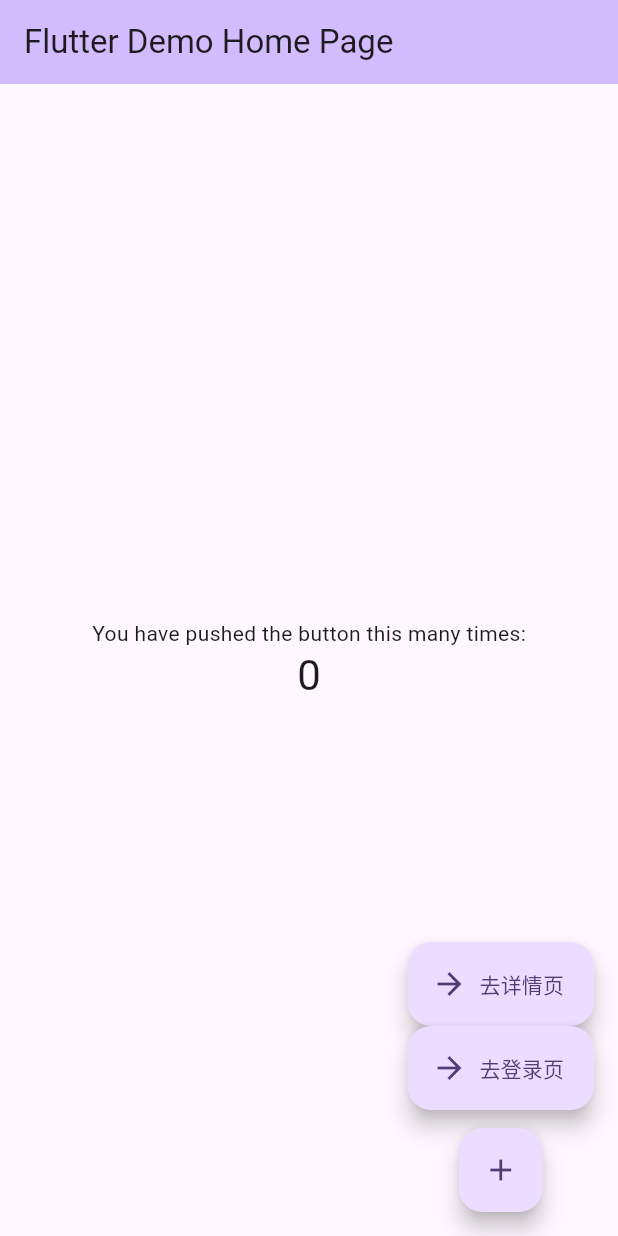
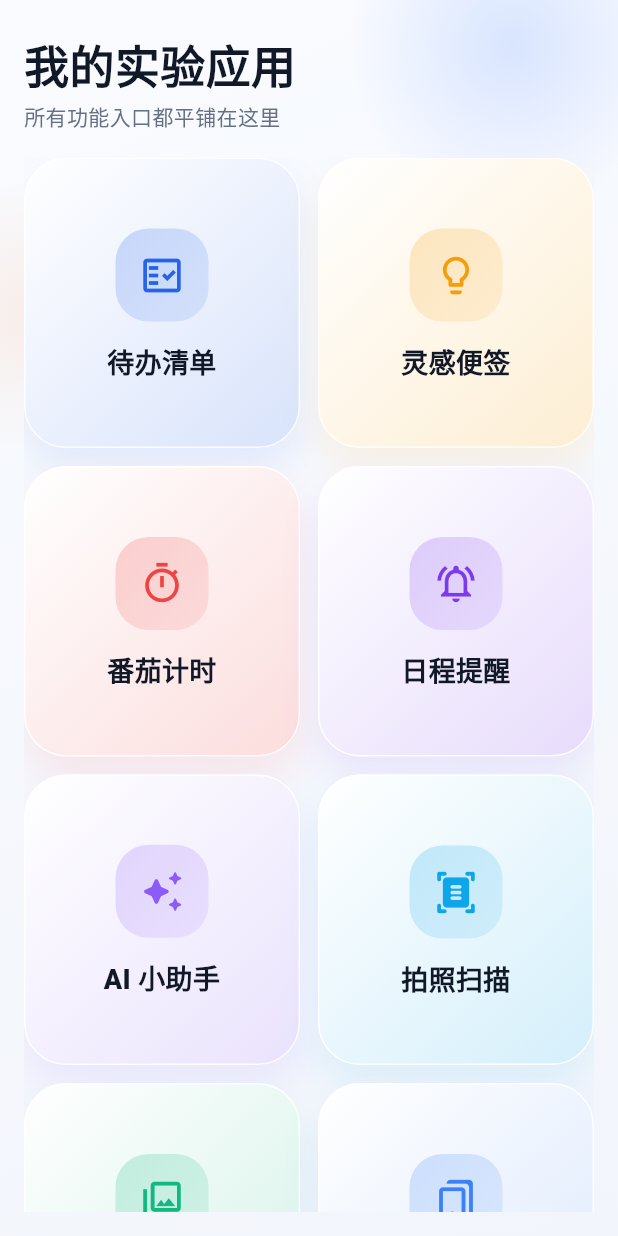
Before and after one commit to jiangyalin/flutter_learning, a Flutter app: the screen it shows after launch, on a phone screen of 412 x 824 dp. Run offline on Flutter 3.47's test engine with Material 3 defaults, Android fonts, the phone set to English and light mode, and no system bars; missing offline and left inert: tdesign_flutter; Roboto replaces fonts that are missing (Arial).

Commit message:
feat: add HomePage with tool cards and update main entry point

```diff
--- a/lib/main.dart
+++ b/lib/main.dart
@@ -1,6 +1,6 @@
 import 'package:flutter/material.dart';
-import 'pages/detail_page.dart';
-import 'pages/login_page.dart';
+
+import 'pages/home_page.dart';
 
 void main() {
   runApp(const MyApp());
@@ -12,9 +12,9 @@ class MyApp extends StatelessWidget {
   @override
   Widget build(BuildContext context) {
     return MaterialApp(
-      title: 'Flutter Demo',
+      title: 'Personal Lab',
+      debugShowCheckedModeBanner: false,
       theme: ThemeData(
-        // 使用本地系统字体，避免 Web 端请求 Google Fonts（fonts.gstatic.com）。
         fontFamily: 'Arial',
         fontFamilyFallback: const <String>[
           'PingFang SC',
@@ -22,89 +22,11 @@ class MyApp extends StatelessWidget {
           'Microsoft YaHei',
           'sans-serif',
         ],
-        colorScheme: ColorScheme.fromSeed(seedColor: Colors.deepPurple),
+        colorScheme: ColorScheme.fromSeed(seedColor: const Color(0xFF0E5BFF)),
+        scaffoldBackgroundColor: const Color(0xFFF4F7FB),
         useMaterial3: true,
       ),
-      home: const MyHomePage(title: 'Flutter Demo Home Page'),
+      home: const HomePage(),
     );
   }
 }
-
-class MyHomePage extends StatefulWidget {
-  const MyHomePage({super.key, required this.title});
-
-  final String title;
-
-  @override
-  State<MyHomePage> createState() => _MyHomePageState();
-}
-
-class _MyHomePageState extends State<MyHomePage> {
-  int _counter = 0;
-
-  void _incrementCounter() {
-    setState(() {
-      _counter++;
-    });
-  }
-
-  @override
-  Widget build(BuildContext context) {
-    return Scaffold(
-      appBar: AppBar(
-        backgroundColor: Theme.of(context).colorScheme.inversePrimary,
-        title: Text(widget.title),
-      ),
-      body: Center(
-        child: Column(
-          mainAxisAlignment: MainAxisAlignment.center,
-          children: <Widget>[
-            const Text(
-              'You have pushed the button this many times:',
-            ),
-            Text(
-              '$_counter',
-              style: Theme.of(context).textTheme.headlineMedium,
-            ),
-          ],
-        ),
-      ),
-      floatingActionButton: Column(
-        mainAxisAlignment: MainAxisAlignment.end,
-        children: [
-          // 跳转到详情页按钮，类比 Vue 的 this.$router.push('/detail')
-          FloatingActionButton.extended(
-            heroTag: 'nav',
-            onPressed: () {
-              Navigator.push(
-                context,
-                MaterialPageRoute(builder: (context) => const DetailPage()),
-              );
-            },
-            label: const Text('去详情页'),
-            icon: const Icon(Icons.arrow_forward),
-          ),
-          // 登录
-          FloatingActionButton.extended(
-            heroTag: 'nav',
-            onPressed: () {
-              Navigator.push(
-                context,
-                MaterialPageRoute(builder: (context) => const LoginPage()),
-              );
-            },
-            label: const Text('去登录页'),
-            icon: const Icon(Icons.arrow_forward),
-          ),
-          const SizedBox(height: 12),
-          FloatingActionButton(
-            heroTag: 'counter',
-            onPressed: _incrementCounter,
-            tooltip: 'Increment',
-            child: const Icon(Icons.add),
-          ),
-        ],
-      ),
-    );
-  }
-}
--- /dev/null
+++ b/lib/pages/home_page.dart
@@ -0,0 +1,215 @@
+import 'package:flutter/material.dart';
+
+class HomePage extends StatelessWidget {
+  const HomePage({super.key});
+
+  @override
+  Widget build(BuildContext context) {
+    final tools = <_ToolItem>[
+      const _ToolItem('待办清单', Icons.fact_check_outlined, Color(0xFF2563EB)),
+      const _ToolItem('灵感便签', Icons.lightbulb_outline_rounded, Color(0xFFF59E0B)),
+      const _ToolItem('番茄计时', Icons.timer_outlined, Color(0xFFEF4444)),
+      const _ToolItem('日程提醒', Icons.notifications_active_outlined, Color(0xFF7C3AED)),
+      const _ToolItem('AI 小助手', Icons.auto_awesome_rounded, Color(0xFF8B5CF6)),
+      const _ToolItem('拍照扫描', Icons.document_scanner_rounded, Color(0xFF0EA5E9)),
+      const _ToolItem('截图收集', Icons.photo_library_outlined, Color(0xFF10B981)),
+      const _ToolItem('书签中转站', Icons.bookmarks_outlined, Color(0xFF3B82F6)),
+      const _ToolItem('记账角落', Icons.account_balance_wallet_outlined, Color(0xFF14B8A6)),
+      const _ToolItem('体重记录', Icons.monitor_weight_outlined, Color(0xFFE11D48)),
+      const _ToolItem('喝水提醒', Icons.water_drop_outlined, Color(0xFF0891B2)),
+      const _ToolItem('文件快传', Icons.swap_horizontal_circle_outlined, Color(0xFF4F46E5)),
+      const _ToolItem('素材仓库', Icons.inventory_2_outlined, Color(0xFF9333EA)),
+      const _ToolItem('设备遥控', Icons.router_rounded, Color(0xFF059669)),
+      const _ToolItem('习惯追踪', Icons.favorite_rounded, Color(0xFFF97316)),
+      const _ToolItem('实验开关', Icons.science_outlined, Color(0xFFEA580C)),
+    ];
+
+    return Scaffold(
+      body: Container(
+        decoration: const BoxDecoration(
+          gradient: LinearGradient(
+            begin: Alignment.topLeft,
+            end: Alignment.bottomRight,
+            colors: [Color(0xFFF9FBFF), Color(0xFFF2F5FB)],
+          ),
+        ),
+        child: Stack(
+          children: [
+            const Positioned(
+              top: -80,
+              right: -40,
+              child: _BlurOrb(
+                size: 220,
+                color: Color(0x220E5BFF),
+              ),
+            ),
+            const Positioned(
+              top: 120,
+              left: -70,
+              child: _BlurOrb(
+                size: 180,
+                color: Color(0x18F97316),
+              ),
+            ),
+            SafeArea(
+              child: Padding(
+                padding: const EdgeInsets.fromLTRB(16, 14, 16, 16),
+                child: Column(
+                  crossAxisAlignment: CrossAxisAlignment.start,
+                  children: [
+                    const SizedBox(height: 14),
+                    const Text(
+                      '我的实验应用',
+                      style: TextStyle(
+                        fontSize: 30,
+                        fontWeight: FontWeight.w900,
+                        color: Color(0xFF111827),
+                        height: 1.05,
+                      ),
+                    ),
+                    const SizedBox(height: 8),
+                    const Text(
+                      '所有功能入口都平铺在这里',
+                      style: TextStyle(
+                        fontSize: 14,
+                        color: Color(0xFF667085),
+                        fontWeight: FontWeight.w500,
+                      ),
+                    ),
+                    const SizedBox(height: 18),
+                    Expanded(
+                      child: GridView.builder(
+                        padding: const EdgeInsets.only(bottom: 8),
+                        itemCount: tools.length,
+                        gridDelegate: const SliverGridDelegateWithFixedCrossAxisCount(
+                          crossAxisCount: 2,
+                          mainAxisSpacing: 12,
+                          crossAxisSpacing: 12,
+                          childAspectRatio: 0.95,
+                        ),
+                        itemBuilder: (context, index) {
+                          return _ToolCard(
+                            tool: tools[index],
+                          );
+                        },
+                      ),
+                    ),
+                  ],
+                ),
+              ),
+            ),
+          ],
+        ),
+      ),
+    );
+  }
+}
+
+class _ToolCard extends StatelessWidget {
+  const _ToolCard({
+    required this.tool,
+  });
+
+  final _ToolItem tool;
+
+  @override
+  Widget build(BuildContext context) {
+    final accent = tool.color;
+    final highlightColor = Color.lerp(accent, Colors.white, 0.82)!;
+
+    return Container(
+      decoration: BoxDecoration(
+        borderRadius: BorderRadius.circular(28),
+        gradient: LinearGradient(
+          begin: Alignment.topLeft,
+          end: Alignment.bottomRight,
+          colors: [Colors.white, highlightColor],
+        ),
+        border: Border.all(color: Colors.white.withValues(alpha: 0.9)),
+        boxShadow: [
+          BoxShadow(
+            color: accent.withValues(alpha: 0.10),
+            blurRadius: 22,
+            offset: const Offset(0, 14),
+          ),
+        ],
+      ),
+      child: Material(
+        color: Colors.transparent,
+        child: InkWell(
+          borderRadius: BorderRadius.circular(28),
+          onTap: () {},
+          child: Padding(
+            padding: const EdgeInsets.symmetric(horizontal: 16, vertical: 18),
+            child: Column(
+              mainAxisAlignment: MainAxisAlignment.center,
+              children: [
+                Container(
+                  width: 62,
+                  height: 62,
+                  decoration: BoxDecoration(
+                    borderRadius: BorderRadius.circular(22),
+                    gradient: LinearGradient(
+                      begin: Alignment.topLeft,
+                      end: Alignment.bottomRight,
+                      colors: [
+                        accent.withValues(alpha: 0.22),
+                        accent.withValues(alpha: 0.10),
+                      ],
+                    ),
+                  ),
+                  child: Icon(tool.icon, color: accent, size: 30),
+                ),
+                const SizedBox(height: 16),
+                Text(
+                  tool.title,
+                  textAlign: TextAlign.center,
+                  style: const TextStyle(
+                    fontSize: 18,
+                    fontWeight: FontWeight.w800,
+                    color: Color(0xFF111827),
+                    height: 1.15,
+                  ),
+                ),
+              ],
+            ),
+          ),
+        ),
+      ),
+    );
+  }
+}
+
+class _ToolItem {
+  const _ToolItem(this.title, this.icon, this.color);
+
+  final String title;
+  final IconData icon;
+  final Color color;
+}
+
+class _BlurOrb extends StatelessWidget {
+  const _BlurOrb({
+    required this.size,
+    required this.color,
+  });
+
+  final double size;
+  final Color color;
+
+  @override
+  Widget build(BuildContext context) {
+    return IgnorePointer(
+      child: Container(
+        width: size,
+        height: size,
+        decoration: BoxDecoration(
+          shape: BoxShape.circle,
+          gradient: RadialGradient(
+            colors: [color, color.withValues(alpha: 0.0)],
+          ),
+        ),
+      ),
+    );
+  }
+}
```
Also changed, not shown: 1 other file.
